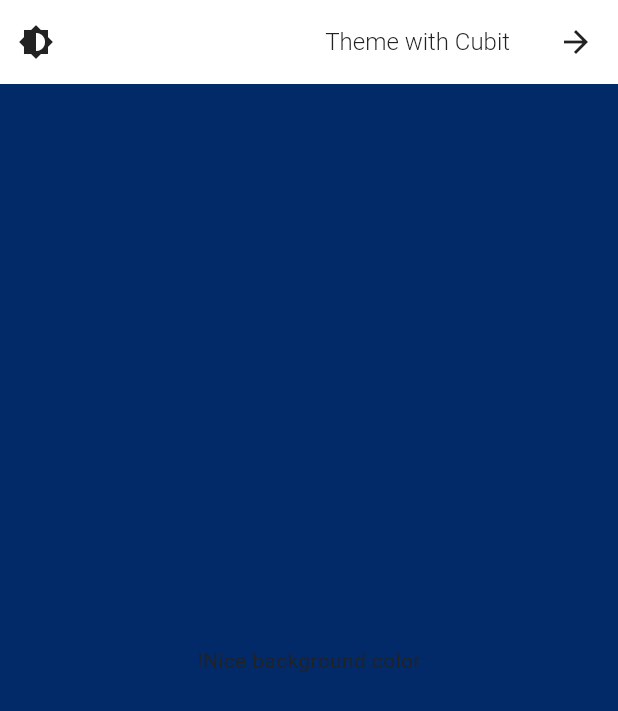
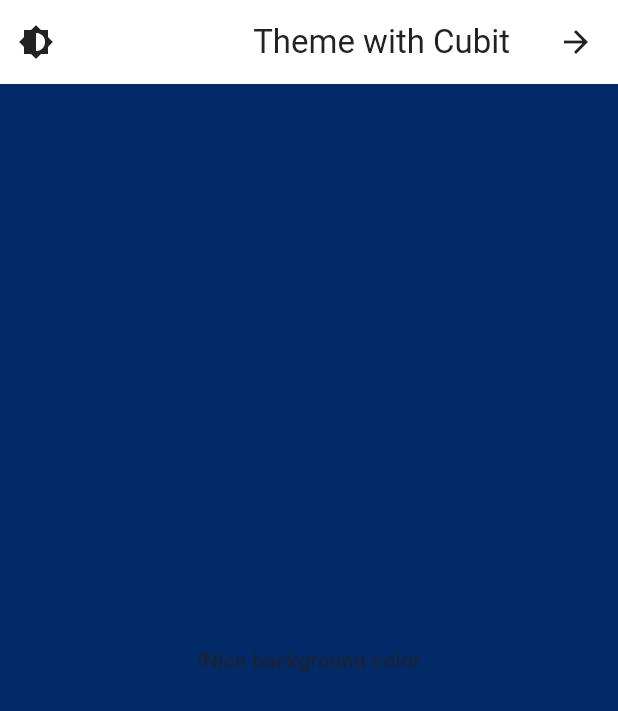
Before and after one commit to HackerhaTeam/student_app, a Flutter app: the MyHomePage screen opened directly, on a phone screen of 412 x 824 dp. Shown: the top 711 px of the screen. Run offline on Flutter 3.47's test engine with Material 3 defaults, Android fonts, the phone set to English and light mode, and no system bars; our stand-ins replace flutter_bloc, phosphor_flutter; Roboto replaces fonts that are missing (Montserrat-Arabic).

Commit message:
edit2 app_text_styles.dart file

```diff
--- a/lib/core/themes/app_theme.dart
+++ b/lib/core/themes/app_theme.dart
@@ -5,7 +5,6 @@ import 'package:student_hackerha/core/themes/colors/app_colors.dart';
 import 'package:student_hackerha/core/themes/extentions/app_backgrounds.dart';
 import 'package:student_hackerha/core/themes/extentions/app_borders.dart';
 import 'package:student_hackerha/core/themes/extentions/app_content.dart';
-import 'package:student_hackerha/core/themes/typoGraphy/app_text_styles.dart';
 import 'package:student_hackerha/core/themes/typoGraphy/app_typography.dart';
 
 class AppTheme {
@@ -14,18 +13,7 @@ class AppTheme {
     scaffoldBackgroundColor: AppColors.white,
     primaryColor: AppColors.grey800,
     fontFamily: AppTypography.arabicFontFamily,
-    textTheme: const TextTheme(
-      displayLarge: AppTextStyles.displayLarge,
-      displayMedium: AppTextStyles.displayMedium,
-      displaySmall: AppTextStyles.displaySmall,
-      headlineLarge: AppTextStyles.headingLarge,
-      headlineMedium: AppTextStyles.headingMedium,
-      headlineSmall: AppTextStyles.headingSmall,
-      titleLarge: AppTextStyles.labelLarge,
-      titleMedium: AppTextStyles.labelMedium,
-      titleSmall: AppTextStyles.labelSmall,
-      bodyLarge: AppTextStyles.paragraphXLarge,
-    ),
+
     extensions: <ThemeExtension<dynamic>>[
       AppBorders.light,
       AppBackgrounds.light,
@@ -52,23 +40,11 @@ class AppTheme {
     scaffoldBackgroundColor: AppColors.grey900,
     primaryColor: AppColors.grey50,
     fontFamily: AppTypography.arabicFontFamily,
-    textTheme: const TextTheme(
 
-      displayLarge: AppTextStyles.displayLarge,
-      displayMedium: AppTextStyles.displayMedium,
-      displaySmall: AppTextStyles.displaySmall,
-      headlineLarge: AppTextStyles.headingLarge,
-      headlineMedium: AppTextStyles.headingMedium,
-      headlineSmall: AppTextStyles.headingSmall,
-      titleLarge: AppTextStyles.labelLarge,
-      titleMedium: AppTextStyles.labelMedium,
-      titleSmall: AppTextStyles.labelSmall,
-      bodyLarge: AppTextStyles.paragraphXLarge,
-    ),
     extensions: <ThemeExtension<dynamic>>[
       AppBorders.dark,
       AppBackgrounds.dark,
-AppContent.dark,
+      AppContent.dark,
     ],
     colorScheme: ColorScheme.dark(
       primary: AppColors.grey50,
--- a/lib/core/themes/typoGraphy/app_text_styles.dart
+++ b/lib/core/themes/typoGraphy/app_text_styles.dart
@@ -1,23 +1,23 @@
 import 'package:flutter/material.dart';
 import 'app_typography.dart';
 
-class AppTextStyles {
+extension CustomTextTheme on TextTheme {
   // Display
-  static const TextStyle displayLarge = TextStyle(
+  TextStyle get displayLarge => TextStyle(
         fontFamily: AppTypography.arabicFontFamily,
         fontSize: AppTypography.fontSize700,
         height: AppTypography.lineHeight1000 / AppTypography.fontSize700,
         fontWeight: AppTypography.regular,
       );
 
-  static const TextStyle displayMedium = TextStyle(
+  TextStyle get displayMedium => TextStyle(
         fontFamily: AppTypography.arabicFontFamily,
         fontSize: AppTypography.fontSize400,
         height: AppTypography.lineHeight600 / AppTypography.fontSize400,
         fontWeight: AppTypography.regular,
       );
 
-  static const TextStyle displaySmall = TextStyle(
+  TextStyle get displaySmall => TextStyle(
         fontFamily: AppTypography.arabicFontFamily,
         fontSize: AppTypography.fontSize300,
         height: AppTypography.lineHeight500 / AppTypography.fontSize300,
@@ -25,28 +25,28 @@ class AppTextStyles {
       );
 
   // Heading
-  static const TextStyle headingXLarge = TextStyle(
+  TextStyle get headingXLarge => TextStyle(
         fontFamily: AppTypography.arabicFontFamily,
         fontSize: AppTypography.fontSize700,
         height: AppTypography.lineHeight1000 / AppTypography.fontSize700,
         fontWeight: AppTypography.regular,
       );
 
-  static const TextStyle headingLarge = TextStyle(
+  TextStyle get headingLarge => TextStyle(
         fontFamily: AppTypography.arabicFontFamily,
         fontSize: AppTypography.fontSize500,
         height: AppTypography.lineHeight700 / AppTypography.fontSize500,
         fontWeight: AppTypography.regular,
       );
 
-  static const TextStyle headingMedium = TextStyle(
+  TextStyle get headingMedium => TextStyle(
         fontFamily: AppTypography.arabicFontFamily,
         fontSize: AppTypography.fontSize400,
         height: AppTypography.lineHeight600 / AppTypography.fontSize400,
         fontWeight: AppTypography.regular,
       );
 
-  static const TextStyle headingSmall = TextStyle(
+  TextStyle get headingSmall => TextStyle(
         fontFamily: AppTypography.arabicFontFamily,
         fontSize: AppTypography.fontSize300,
         height: AppTypography.lineHeight500 / AppTypography.fontSize300,
@@ -54,28 +54,28 @@ class AppTextStyles {
       );
 
   // Label
-  static const TextStyle labelXLarge = TextStyle(
+  TextStyle get labelXLarge => TextStyle(
         fontFamily: AppTypography.arabicFontFamily,
         fontSize: AppTypography.fontSize500,
         height: AppTypography.lineHeight700 / AppTypography.fontSize500,
         fontWeight: AppTypography.regular,
       );
 
-  static const TextStyle labelLarge = TextStyle(
+  TextStyle get labelLarge => TextStyle(
         fontFamily: AppTypography.arabicFontFamily,
         fontSize: AppTypography.fontSize300,
         height: AppTypography.lineHeight500 / AppTypography.fontSize300,
         fontWeight: AppTypography.light,
       );
 
-  static const TextStyle labelMedium = TextStyle(
+  TextStyle get labelMedium => TextStyle(
         fontFamily: AppTypography.arabicFontFamily,
         fontSize: AppTypography.fontSize200,
         height: AppTypography.lineHeight300 / AppTypography.fontSize200,
         fontWeight: AppTypography.light,
       );
 
-  static const TextStyle labelSmall = TextStyle(
+  TextStyle get labelSmall => TextStyle(
         fontFamily: AppTypography.arabicFontFamily,
         fontSize: AppTypography.fontSize100,
         height: AppTypography.lineHeight200 / AppTypography.fontSize100,
@@ -83,28 +83,28 @@ class AppTextStyles {
       );
 
   // Paragraph
-  static const TextStyle paragraphXLarge = TextStyle(
+  TextStyle get paragraphXLarge => TextStyle(
         fontFamily: AppTypography.arabicFontFamily,
         fontSize: AppTypography.fontSize400,
         height: AppTypography.lineHeight800 / AppTypography.fontSize400,
         fontWeight: AppTypography.regular,
       );
 
-  static const TextStyle paragraphLarge = TextStyle(
+  TextStyle get paragraphLarge => TextStyle(
         fontFamily: AppTypography.arabicFontFamily,
         fontSize: AppTypography.fontSize300,
         height: AppTypography.lineHeight600 / AppTypography.fontSize300,
         fontWeight: AppTypography.light,
       );
 
-  static const TextStyle paragraphMedium = TextStyle(
+  TextStyle get paragraphMedium => TextStyle(
         fontFamily: AppTypography.arabicFontFamily,
         fontSize: AppTypography.fontSize200,
         height: AppTypography.lineHeight400 / AppTypography.fontSize200,
         fontWeight: AppTypography.light,
       );
 
-  static const TextStyle paragraphSmall = TextStyle(
+  TextStyle get paragraphSmall => TextStyle(
         fontFamily: AppTypography.arabicFontFamily,
         fontSize: AppTypography.fontSize100,
         height: AppTypography.lineHeight200 / AppTypography.fontSize100,
```
Also changed, not shown: lib/core/widgets/custom_circle_icon_button.dart (+7 -10 lines), lib/features/quiz/presentation/pages/widgets/quiz_page_body.dart (+9 -9 lines). Lines whose indentation alone changed are shown as unchanged.
